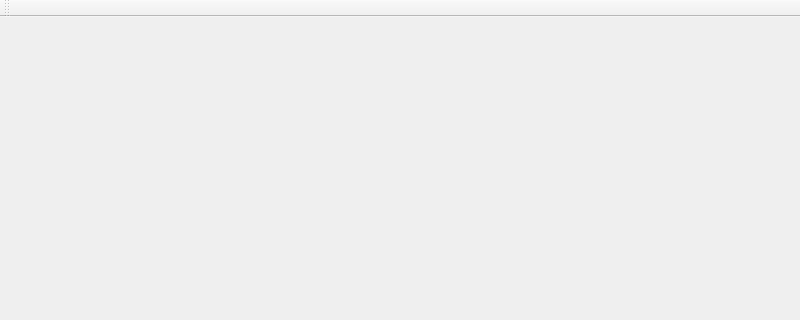
The window that src/mainwindow.ui (QQxiaoming/quardCRT) describes before a commit, drawn with Qt 5; both pictures show x 0 to 800 and y 0 to 320 of the 800 by 600 pixel window.
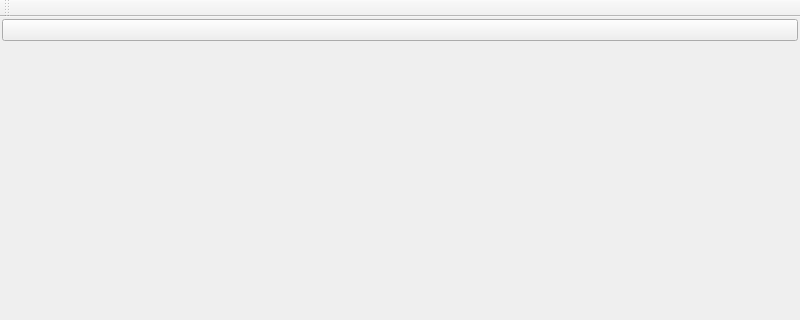
The same window after the commit.

Commit message: ui:add sessionmanager widget

What changed in the file:
```diff
--- a/src/mainwindow.ui
+++ b/src/mainwindow.ui
@@ -13,7 +13,70 @@
   <property name="windowTitle">
    <string notr="true"/>
   </property>
-  <widget class="QWidget" name="centralwidget"/>
+  <widget class="QWidget" name="centralwidget">
+   <layout class="QHBoxLayout" name="horizontalLayout">
+    <property name="spacing">
+     <number>1</number>
+    </property>
+    <property name="leftMargin">
+     <number>1</number>
+    </property>
+    <property name="topMargin">
+     <number>1</number>
+    </property>
+    <property name="rightMargin">
+     <number>1</number>
+    </property>
+    <property name="bottomMargin">
+     <number>1</number>
+    </property>
+    <item>
+     <layout class="QVBoxLayout" name="verticalLayout">
+      <property name="spacing">
+       <number>1</number>
+      </property>
+      <property name="leftMargin">
+       <number>1</number>
+      </property>
+      <property name="topMargin">
+       <number>1</number>
+      </property>
+      <property name="rightMargin">
+       <number>1</number>
+      </property>
+      <property name="bottomMargin">
+       <number>1</number>
+      </property>
+      <item>
+       <widget class="QPushButton" name="sessionManagerPushButton">
+        <property name="sizePolicy">
+         <sizepolicy hsizetype="Minimum" vsizetype="Fixed">
+          <horstretch>0</horstretch>
+          <verstretch>0</verstretch>
+         </sizepolicy>
+        </property>
+        <property name="text">
+         <string notr="true"/>
+        </property>
+       </widget>
+      </item>
+      <item>
+       <spacer name="verticalSpacer">
+        <property name="orientation">
+         <enum>Qt::Vertical</enum>
+        </property>
+        <property name="sizeHint" stdset="0">
+         <size>
+          <width>20</width>
+          <height>40</height>
+         </size>
+        </property>
+       </spacer>
+      </item>
+     </layout>
+    </item>
+   </layout>
+  </widget>
   <widget class="QMenuBar" name="menuBar">
    <property name="geometry">
     <rect>
```
Left out of the diff: 2 changed lines with no effect on the pictures. The commit also changes 6 other files.
